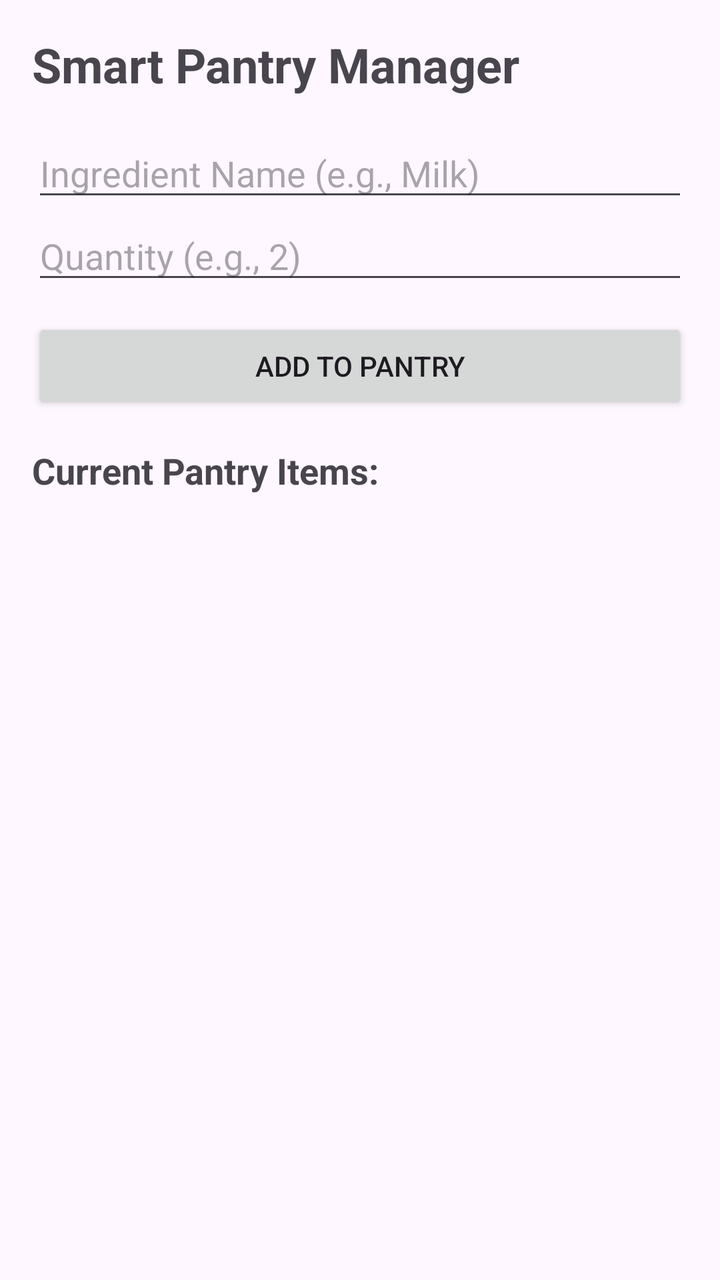
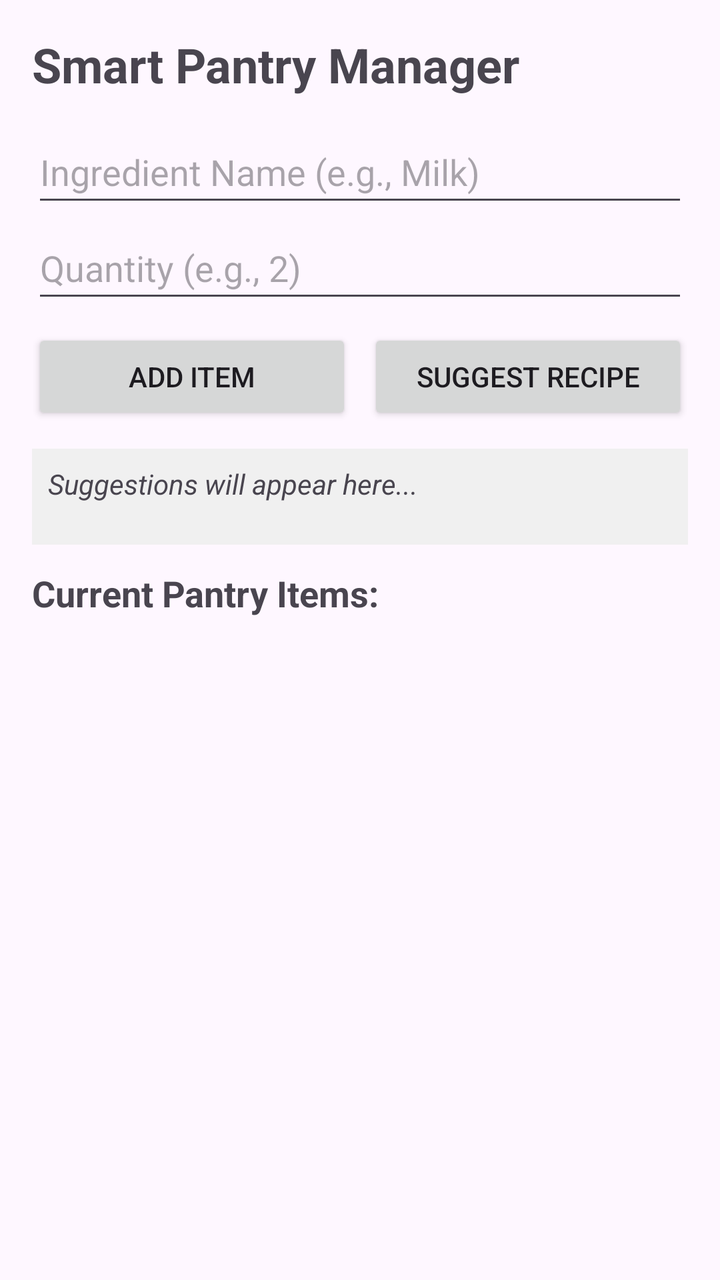

Before-and-after screenshots of an Android layout around one commit, followed by the original layout XML and the change that was made.
<!-- AndroidManifest.xml: application theme Theme.MyApplication -->
<!-- res/layout/activity_main.xml -->
<?xml version="1.0" encoding="utf-8"?>
<LinearLayout xmlns:android="http://schemas.android.com/apk/res/android"
    android:layout_width="match_parent"
    android:layout_height="match_parent"
    android:orientation="vertical"
    android:padding="16dp">

    <TextView
        android:layout_width="wrap_content"
        android:layout_height="wrap_content"
        android:text="Smart Pantry Manager"
        android:textSize="24sp"
        android:textStyle="bold"
        android:layout_marginBottom="16dp" />

    <EditText
        android:id="@+id/etIngredientName"
        android:layout_width="match_parent"
        android:layout_height="wrap_content"
        android:hint="Ingredient Name (e.g., Milk)"
        android:inputType="text" />

    <EditText
        android:id="@+id/etQuantity"
        android:layout_width="match_parent"
        android:layout_height="wrap_content"
        android:hint="Quantity (e.g., 2)"
        android:inputType="number"
        android:layout_marginBottom="12dp" />

    <Button
        android:id="@+id/btnAdd"
        android:layout_width="match_parent"
        android:layout_height="wrap_content"
        android:text="Add to Pantry"
        android:layout_marginBottom="16dp" />

    <TextView
        android:layout_width="wrap_content"
        android:layout_height="wrap_content"
        android:text="Current Pantry Items:"
        android:textSize="18sp"
        android:textStyle="bold"
        android:layout_marginBottom="8dp" />

    <ListView
        android:id="@+id/lvPantry"
        android:layout_width="match_parent"
        android:layout_height="0dp"
        android:layout_weight="1" />

</LinearLayout>
<!-- resources referenced by this layout -->
<resources>
  <style name="Theme.MyApplication" parent="Base.Theme.MyApplication" />
  <style name="Base.Theme.MyApplication" parent="Theme.Material3.DayNight.NoActionBar">
          
          
      </style>
</resources>

<!-- the commit's change to res/layout/activity_main.xml (unified diff, before → after) -->
@@ -1,9 +1,11 @@
 <?xml version="1.0" encoding="utf-8"?>
 <LinearLayout xmlns:android="http://schemas.android.com/apk/res/android"
+    xmlns:tools="http://schemas.android.com/tools"
     android:layout_width="match_parent"
     android:layout_height="match_parent"
     android:orientation="vertical"
-    android:padding="16dp">
+    android:padding="16dp"
+    tools:ignore="HardcodedText,Autofill,ButtonStyle">
 
     <TextView
         android:layout_width="wrap_content"
@@ -11,12 +13,13 @@
         android:text="Smart Pantry Manager"
         android:textSize="24sp"
         android:textStyle="bold"
-        android:layout_marginBottom="16dp" />
+        android:layout_marginBottom="12dp" />
 
     <EditText
         android:id="@+id/etIngredientName"
         android:layout_width="match_parent"
         android:layout_height="wrap_content"
+        android:minHeight="48dp"
         android:hint="Ingredient Name (e.g., Milk)"
         android:inputType="text" />
 
@@ -24,16 +27,47 @@
         android:id="@+id/etQuantity"
         android:layout_width="match_parent"
         android:layout_height="wrap_content"
+        android:minHeight="48dp"
         android:hint="Quantity (e.g., 2)"
         android:inputType="number"
-        android:layout_marginBottom="12dp" />
+        android:layout_marginBottom="8dp" />
 
-    <Button
-        android:id="@+id/btnAdd"
+    <LinearLayout
         android:layout_width="match_parent"
         android:layout_height="wrap_content"
-        android:text="Add to Pantry"
-        android:layout_marginBottom="16dp" />
+        android:orientation="horizontal"
+        android:layout_marginBottom="12dp">
+
+        <Button
+            android:id="@+id/btnAdd"
+            android:layout_width="0dp"
+            android:layout_height="wrap_content"
+            android:minHeight="48dp"
+            android:layout_weight="1"
+            android:layout_marginEnd="4dp"
+            android:text="Add Item" />
+
+        <Button
+            android:id="@+id/btnSuggestRecipe"
+            android:layout_width="0dp"
+            android:layout_height="wrap_content"
+            android:minHeight="48dp"
+            android:layout_weight="1"
+            android:layout_marginStart="4dp"
+            android:text="Suggest Recipe" />
+    </LinearLayout>
+
+    <TextView
+        android:id="@+id/tvRecipeSuggestion"
+        android:layout_width="match_parent"
+        android:layout_height="wrap_content"
+        android:minHeight="48dp"
+        android:text="Suggestions will appear here..."
+        android:textSize="14sp"
+        android:textStyle="italic"
+        android:padding="8dp"
+        android:background="#F0F0F0"
+        android:layout_marginBottom="12dp" />
 
     <TextView
         android:layout_width="wrap_content"
